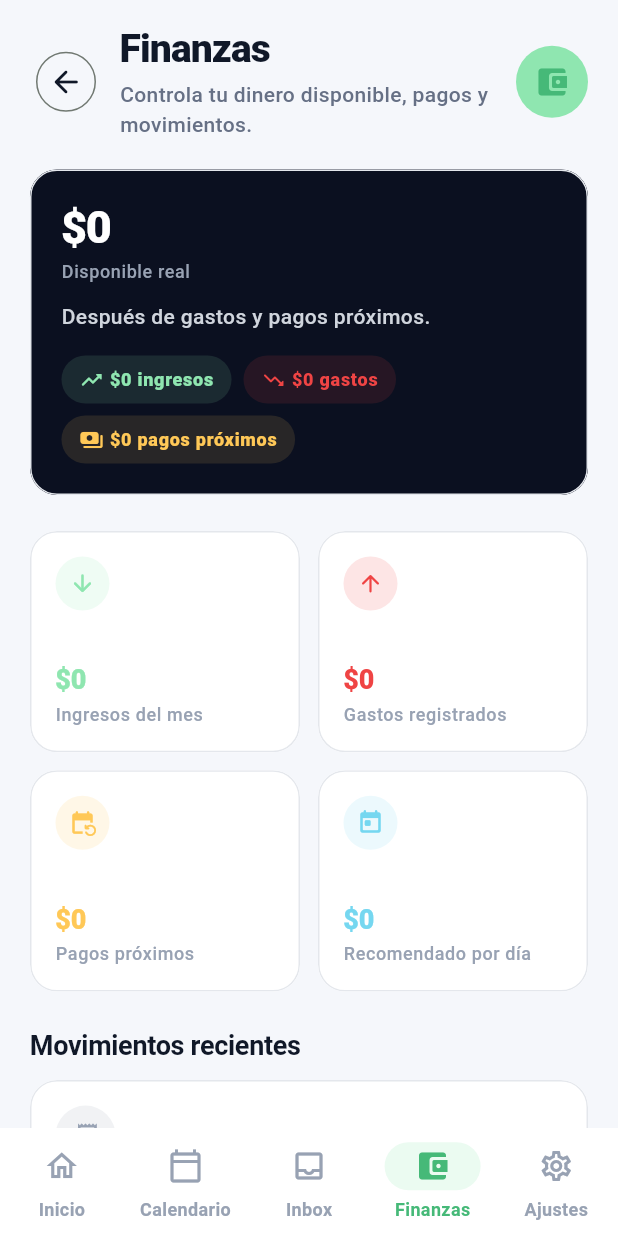
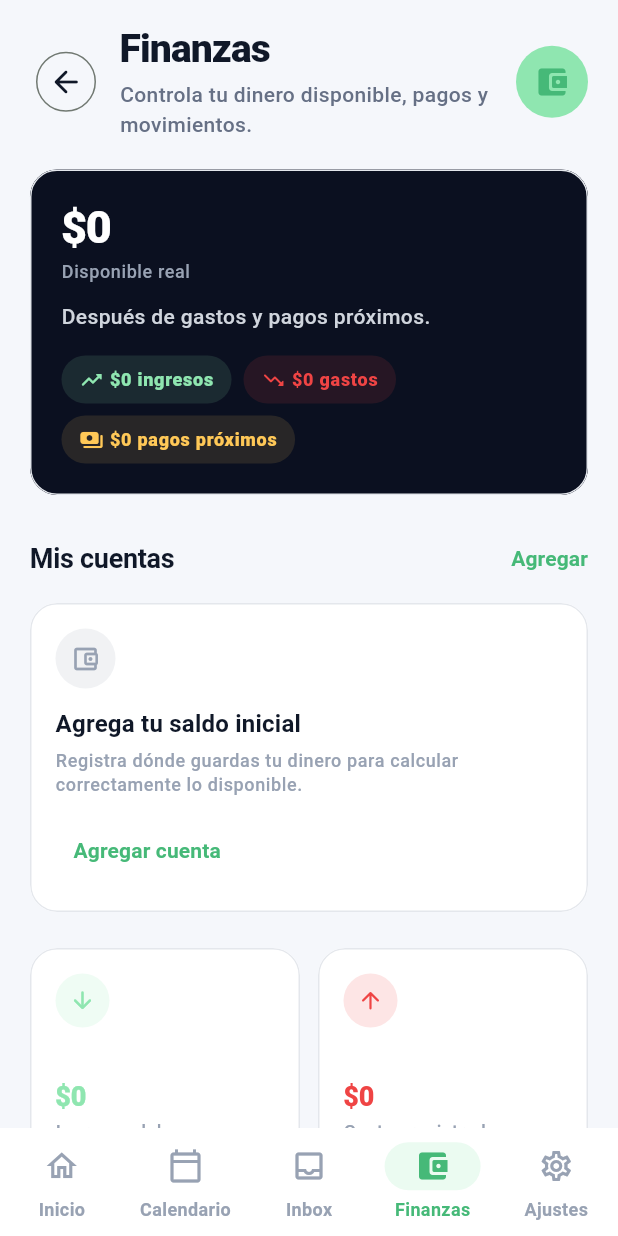
Before and after one commit to adrian-rodriguez-nomadak/nexo, a Flutter app: the screen it shows after launch, item 4 of the bottom bar chosen, on a phone screen of 412 x 824 dp. Run offline on Flutter 3.47's test engine with Material 3 defaults, Android fonts, the phone set to English and light mode, and no system bars; our stand-ins replace drift, drift_flutter, flutter_riverpod, flutter_secure_storage, go_router; missing offline and left inert: dart:html; accounts and stored records are empty; generated files the repository leaves out were written again; Roboto replaces fonts that are missing (SF Pro Display).

Commit message:
Add finance accounts and opening balances

```diff
--- a/apps/mobile/lib/core/database/app_database.dart
+++ b/apps/mobile/lib/core/database/app_database.dart
@@ -50,6 +50,10 @@ class AppDatabase extends _$AppDatabase {
   MigrationStrategy get migration => MigrationStrategy(
     onCreate: (migrator) => migrator.createAll(),
     beforeOpen: (details) async {
+      await customStatement('''CREATE TABLE IF NOT EXISTS finance_accounts (
+        id TEXT PRIMARY KEY, name TEXT NOT NULL, type TEXT NOT NULL,
+        initial_balance REAL NOT NULL DEFAULT 0,
+        created_at INTEGER NOT NULL, updated_at INTEGER NOT NULL)''');
       await customStatement('''CREATE TABLE IF NOT EXISTS sync_queue (
         operation_id TEXT PRIMARY KEY, entity TEXT NOT NULL,
         record_id TEXT NOT NULL, operation TEXT NOT NULL,
--- a/apps/mobile/lib/modules/finances/application/finances_providers.dart
+++ b/apps/mobile/lib/modules/finances/application/finances_providers.dart
@@ -8,6 +8,7 @@ import '../data/repositories/api_finances_repository.dart';
 import '../data/repositories/local_finances_repository.dart';
 import '../data/repositories/mock_finances_repository.dart';
 import '../domain/models/finance_movement.dart';
+import '../domain/models/finance_account.dart';
 import '../domain/models/finance_summary.dart';
 import '../domain/models/upcoming_payment.dart';
 import '../domain/repositories/finances_repository.dart';
@@ -54,6 +55,12 @@ final financeSummaryProvider = FutureProvider<FinanceSummary>((ref) async {
   }
 });
 
+final financeAccountsProvider = FutureProvider<List<FinanceAccount>>((ref) {
+  final repository = ref.watch(financesRepositoryProvider);
+  if (repository is LocalFinancesRepository) return repository.getAccounts();
+  return const <FinanceAccount>[];
+});
+
 final financeMovementsProvider = FutureProvider<List<FinanceMovement>>((
   ref,
 ) async {
--- /dev/null
+++ b/apps/mobile/lib/modules/finances/domain/models/finance_account.dart
@@ -0,0 +1,13 @@
+class FinanceAccount {
+  const FinanceAccount({
+    required this.id,
+    required this.name,
+    required this.type,
+    required this.initialBalance,
+  });
+
+  final String id;
+  final String name;
+  final String type;
+  final double initialBalance;
+}
--- a/apps/mobile/lib/modules/finances/presentation/finances_screen.dart
+++ b/apps/mobile/lib/modules/finances/presentation/finances_screen.dart
@@ -4,8 +4,10 @@ import 'package:go_router/go_router.dart';
 
 import '../../../core/constants/app_colors.dart';
 import '../../../core/constants/app_spacing.dart';
+import '../../../core/utils/formatters.dart';
 import '../application/finances_providers.dart';
 import '../data/repositories/local_finances_repository.dart';
+import '../domain/models/finance_account.dart';
 import '../../../shared/mock/mock_finances.dart';
 import '../../../shared/presentation/widgets/app_back_button.dart';
 import '../../../shared/presentation/widgets/app_card.dart';
@@ -19,6 +21,7 @@ import 'widgets/create_debt_sheet.dart';
 import 'widgets/create_expense_sheet.dart';
 import 'widgets/create_income_sheet.dart';
 import 'widgets/create_payment_sheet.dart';
+import 'widgets/create_account_sheet.dart';
 import 'finance_view_data.dart';
 import 'widgets/finance_movement_detail_sheet.dart';
 import 'widgets/upcoming_payment_detail_sheet.dart';
@@ -58,6 +61,58 @@ class FinancesScreen extends ConsumerWidget {
         categoryName: draft.source,
       ),
     );
+  }
+
+  void _openCreateAccountSheet(BuildContext context, WidgetRef ref) {
+    CreateAccountSheet.show(
+      context: context,
+      onSave: (draft) async {
+        final repository = ref.read(financesRepositoryProvider);
+        if (repository is! LocalFinancesRepository) return;
+        await repository.createAccount(
+          name: draft.name,
+          type: draft.type,
+          initialBalance: draft.initialBalance,
+        );
+        ref
+          ..invalidate(financeAccountsProvider)
+          ..invalidate(financeSummaryProvider);
+        if (context.mounted) _showSnackBar(context, 'Cuenta guardada');
+      },
+    );
+  }
+
+  Future<void> _deleteAccount(
+    BuildContext context,
+    WidgetRef ref,
+    FinanceAccount account,
+  ) async {
+    final confirmed = await showDialog<bool>(
+      context: context,
+      builder: (context) => AlertDialog(
+        title: Text('¿Eliminar ${account.name}?'),
+        content: const Text(
+          'Su saldo inicial dejará de formar parte del dinero disponible.',
+        ),
+        actions: [
+          TextButton(
+            onPressed: () => Navigator.pop(context, false),
+            child: const Text('Cancelar'),
+          ),
+          FilledButton(
+            onPressed: () => Navigator.pop(context, true),
+            child: const Text('Eliminar'),
+          ),
+        ],
+      ),
+    );
+    if (confirmed != true) return;
+    final repository = ref.read(financesRepositoryProvider);
+    if (repository is! LocalFinancesRepository) return;
+    await repository.deleteAccount(account.id);
+    ref
+      ..invalidate(financeAccountsProvider)
+      ..invalidate(financeSummaryProvider);
   }
 
   void _openCreatePaymentSheet(BuildContext context, WidgetRef ref) {
@@ -326,6 +381,7 @@ class FinancesScreen extends ConsumerWidget {
     final summary = ref.watch(financeSummaryProvider);
     final movements = ref.watch(financeMovementsProvider);
     final payments = ref.watch(upcomingPaymentsProvider);
+    final accounts = ref.watch(financeAccountsProvider);
     final hasError =
         summary.hasError || movements.hasError || payments.hasError;
     final isLoading =
@@ -387,6 +443,18 @@ class FinancesScreen extends ConsumerWidget {
               const SizedBox(height: AppSpacing.xl),
             ],
             _AvailableCard(data: data),
+            const SizedBox(height: AppSpacing.xxl),
+            SectionHeader(
+              title: 'Mis cuentas',
+              actionLabel: 'Agregar',
+              onActionTap: () => _openCreateAccountSheet(context, ref),
+            ),
+            const SizedBox(height: AppSpacing.md),
+            _AccountsCard(
+              accounts: accounts.value ?? const [],
+              onAdd: () => _openCreateAccountSheet(context, ref),
+              onDelete: (account) => _deleteAccount(context, ref, account),
+            ),
             const SizedBox(height: AppSpacing.xxl),
             _SummaryGrid(items: data.summaryItems),
             const SizedBox(height: AppSpacing.xxl),
@@ -452,6 +520,72 @@ class FinancesScreen extends ConsumerWidget {
       ),
     );
   }
+}
+
+class _AccountsCard extends StatelessWidget {
+  const _AccountsCard({
+    required this.accounts,
+    required this.onAdd,
+    required this.onDelete,
+  });
+
+  final List<FinanceAccount> accounts;
+  final VoidCallback onAdd;
+  final ValueChanged<FinanceAccount> onDelete;
+
+  @override
+  Widget build(BuildContext context) {
+    if (accounts.isEmpty) {
+      return EmptyStateCard(
+        icon: Icons.account_balance_wallet_outlined,
+        title: 'Agrega tu saldo inicial',
+        description:
+            'Registra dónde guardas tu dinero para calcular correctamente lo disponible.',
+        actionLabel: 'Agregar cuenta',
+        onAction: onAdd,
+      );
+    }
+    return AppCard(
+      child: Column(
+        children: [
+          for (final account in accounts) ...[
+            ListTile(
+              contentPadding: EdgeInsets.zero,
+              leading: ModuleBadge(
+                icon: _accountIcon(account.type),
+                color: AppColors.finance,
+                size: 40,
+              ),
+              title: Text(account.name),
+              subtitle: Text('${account.type} · Saldo inicial'),
+              trailing: Row(
+                mainAxisSize: MainAxisSize.min,
+                children: [
+                  Text(
+                    money(account.initialBalance),
+                    style: Theme.of(context).textTheme.titleMedium,
+                  ),
+                  IconButton(
+                    tooltip: 'Eliminar cuenta',
+                    onPressed: () => onDelete(account),
+                    icon: const Icon(Icons.delete_outline_rounded),
+                  ),
+                ],
+              ),
+            ),
+            if (account != accounts.last) const Divider(),
+          ],
+        ],
+      ),
+    );
+  }
+
+  IconData _accountIcon(String type) => switch (type) {
+    'Banco' => Icons.account_balance_rounded,
+    'Tarjeta' => Icons.credit_card_rounded,
+    'Ahorro' => Icons.savings_rounded,
+    _ => Icons.payments_rounded,
+  };
 }
 
 class _AvailableCard extends StatelessWidget {
--- a/apps/mobile/lib/modules/settings/presentation/settings_screen.dart
+++ b/apps/mobile/lib/modules/settings/presentation/settings_screen.dart
@@ -93,6 +93,7 @@ class _SettingsScreenState extends ConsumerState<SettingsScreen> {
     if (confirmed != true) return;
     final db = ref.read(appDatabaseProvider);
     await db.transaction(() async {
+      await db.customStatement('DELETE FROM finance_accounts');
       await db.delete(db.financeMovements).go();
       await db.delete(db.upcomingPayments).go();
       await db.delete(db.calendarEvents).go();
```
Also changed, not shown: apps/mobile/lib/core/database/daos/finances_dao.dart (+57 -1 lines), apps/mobile/lib/modules/finances/data/repositories/local_finances_repository.dart (+34 -0 lines), apps/mobile/lib/modules/finances/presentation/widgets/create_account_sheet.dart (added, +140 -0 lines).
